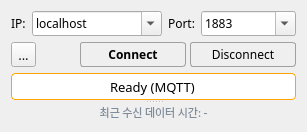
Before: the Qt Designer form Lib/Network/View/mqtt.ui in thisisHenney/DataHub, drawn with Qt 5.
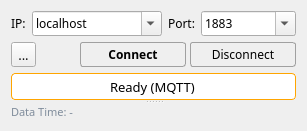
After: the same form once the commit is applied.

Commit message: Shorten data-time label to "Data Time:" and left-align it

What changed in the file:
```diff
--- a/Lib/Network/View/mqtt.ui
+++ b/Lib/Network/View/mqtt.ui
@@ -366,10 +366,10 @@
        <string notr="true">color: #7f8c9b;</string>
       </property>
       <property name="text">
-       <string>최근 수신 데이터 시간: -</string>
+       <string>Data Time: -</string>
       </property>
       <property name="alignment">
-       <set>Qt::AlignmentFlag::AlignCenter</set>
+       <set>Qt::AlignmentFlag::AlignLeft|Qt::AlignmentFlag::AlignVCenter</set>
       </property>
      </widget>
     </widget>
```
The commit also changes 7 other files.
